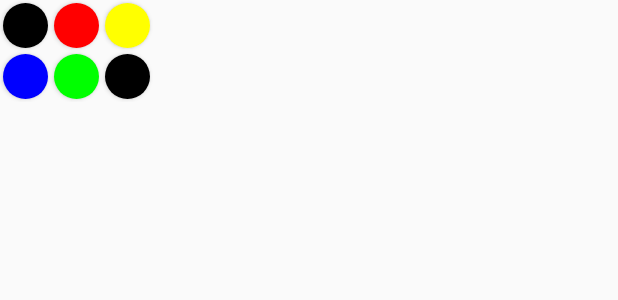
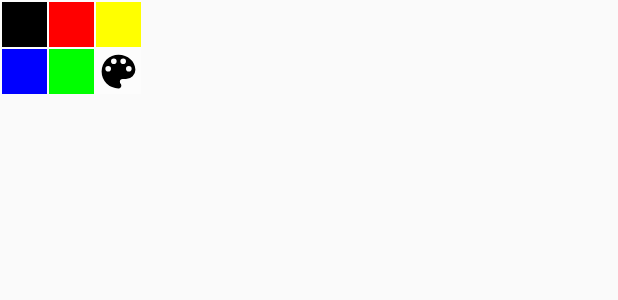
Before and after one commit to sun98/EE447-Lab, an Android app: the layout pop_color.xml on its own in the app's theme, with its tools: preview values and no code run, on a phone screen of 412 x 824 dp. Shown: the top 300 px of the screen. Run offline under Robolectric (Android 15) with nearby library versions, the phone set to English and light mode, and no system bars.

Commit message:
- color change bug fixed - line width changeable

```diff
--- a/app/src/main/res/drawable/shape_color.xml
+++ b/app/src/main/res/drawable/shape_color.xml
@@ -2,5 +2,5 @@
 <shape xmlns:android="http://schemas.android.com/apk/res/android"
     android:shape="rectangle">
     <corners android:radius="15dp" />
-    <solid android:color="@color/black" />
+    <!--<solid android:color="@color/black" />-->
 </shape>
--- a/app/src/main/res/layout/activity_main.xml
+++ b/app/src/main/res/layout/activity_main.xml
@@ -25,14 +25,15 @@
             android:layout_marginTop="8dp"
             android:background="@drawable/shape_color" />
 
-        <Button
+        <ImageButton
             android:id="@+id/btn_line"
             android:layout_width="30dp"
             android:layout_height="30dp"
             android:layout_marginBottom="8dp"
             android:layout_marginStart="8dp"
             android:layout_marginTop="8dp"
-            android:background="@drawable/ic_format_line_weight_black_36dp" />
+            android:src="@drawable/ic_format_line_weight_black_36dp"
+            android:background="@drawable/shape_color" />
 
         <Button
             android:id="@+id/btn_yellow"
--- a/app/src/main/res/layout/pop_color.xml
+++ b/app/src/main/res/layout/pop_color.xml
@@ -3,53 +3,62 @@
     android:id="@+id/grid_color_layout"
     android:layout_width="wrap_content"
     android:layout_height="wrap_content"
+    android:background="@color/trans_white"
     android:columnCount="3"
     android:rowCount="2">
 
     <Button
         android:id="@+id/btn_color_b"
+        style="?android:attr/buttonBarButtonStyle"
         android:layout_width="30dp"
         android:layout_height="30dp"
-        android:background="@drawable/shape_color"
-        android:layout_margin="2dp" />
+        android:layout_marginStart="1dp"
+        android:layout_marginTop="1dp"
+        android:background="@color/black" />
 
     <Button
         android:id="@+id/btn_color_r"
+        style="?android:attr/buttonBarButtonStyle"
         android:layout_width="30dp"
         android:layout_height="30dp"
-        android:background="@drawable/shape_color"
-        android:backgroundTint="@color/red"
-        android:layout_margin="2dp" />
+        android:layout_marginStart="1dp"
+        android:layout_marginTop="1dp"
+        android:background="@color/red" />
 
     <Button
         android:id="@+id/btn_color_y"
+        style="?android:attr/buttonBarButtonStyle"
         android:layout_width="30dp"
         android:layout_height="30dp"
-        android:background="@drawable/shape_color"
-        android:backgroundTint="@color/yellow"
-        android:layout_margin="2dp" />
+        android:layout_marginStart="1dp"
+        android:layout_marginTop="1dp"
+        android:background="@color/yellow" />
 
     <Button
         android:id="@+id/btn_color_bu"
+        style="?android:attr/buttonBarButtonStyle"
         android:layout_width="30dp"
         android:layout_height="30dp"
-        android:background="@drawable/shape_color"
-        android:backgroundTint="@color/blue"
-        android:layout_margin="2dp" />
+        android:layout_marginStart="1dp"
+        android:layout_marginTop="1dp"
+        android:background="@color/blue" />
 
     <Button
         android:id="@+id/btn_color_g"
+        style="?android:attr/buttonBarButtonStyle"
         android:layout_width="30dp"
         android:layout_height="30dp"
-        android:background="@drawable/shape_color"
-        android:backgroundTint="@color/green"
-        android:layout_margin="2dp" />
+        android:layout_marginStart="1dp"
+        android:layout_marginTop="1dp"
+        android:background="@color/green" />
 
     <Button
         android:id="@+id/btn_color_c"
+        style="?android:attr/buttonBarButtonStyle"
         android:layout_width="30dp"
         android:layout_height="30dp"
-        android:background="@drawable/shape_color"
-        android:layout_margin="2dp" />
+        android:layout_marginStart="1dp"
+        android:layout_marginTop="1dp"
+        android:background="@drawable/palette" />
 
 </GridLayout>
--- a/app/src/main/res/values/colors.xml
+++ b/app/src/main/res/values/colors.xml
@@ -3,7 +3,8 @@
     <color name="colorPrimary">#3F51B5</color>
     <color name="colorPrimaryDark">#303F9F</color>
     <color name="colorAccent">#FF4081</color>\
-    <color name="black">#000000</color>
+    <color name="black">#000000</color>\
+    <color name="trans_white">#80ffffff</color>
     <color name="red">#ff0000</color>
     <color name="yellow">#ffff00</color>
     <color name="blue">#0000ff</color>
```
Also changed, not shown: app/src/main/java/cn/nibius/drawline/activity/MainActivity.java (+24 -5 lines), app/src/main/java/cn/nibius/drawline/util/WidthClickListener.java (added, +27 -0 lines), app/src/main/res/layout/pop_line_width.xml (added, +152 -0 lines), app/src/main/res/values/strings.xml (+7 -0 lines), app/src/main/res/drawable/line_width_10px.png (added), app/src/main/res/drawable/line_width_1px.png (added), app/src/main/res/drawable/line_width_20px.png (added), app/src/main/res/drawable/line_width_3px.png (added), app/src/main/res/drawable/line_width_5px.png (added).
